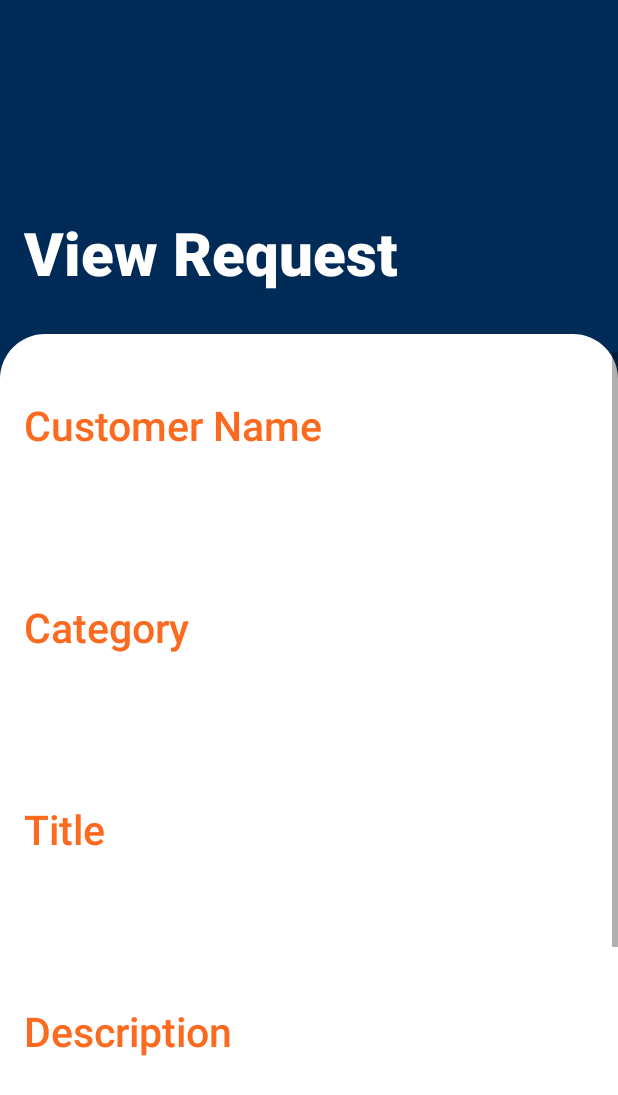
After one commit to rasangalk/wecode-android-app, an Android app: the p_view_request screen opened directly, with no data from a screen before it, on a phone screen of 412 x 824 dp. The commit adds this screen. Shown: the top 1095 px of the screen. Run offline under Robolectric (Android 15) with nearby library versions, the phone set to English and light mode, and no system bars.

Commit message:
View request done
Done view request frontend

```diff
--- a/app/src/main/AndroidManifest.xml
+++ b/app/src/main/AndroidManifest.xml
@@ -9,7 +9,8 @@
         android:roundIcon="@mipmap/ic_launcher_round"
         android:supportsRtl="true"
         android:theme="@style/Theme.Handymanandroidapp">
-        <activity android:name=".p_make_response"></activity>
+        <activity android:name=".p_view_request"></activity>
+        <activity android:name=".p_make_response" />
         <activity android:name=".loginActivity" />
         <activity android:name=".signupActivity" />
         <activity
--- /dev/null
+++ b/app/src/main/java/com/example/handyman_android_app/p_view_request.java
@@ -0,0 +1,14 @@
+package com.example.handyman_android_app;
+
+import androidx.appcompat.app.AppCompatActivity;
+
+import android.os.Bundle;
+
+public class p_view_request extends AppCompatActivity {
+
+    @Override
+    protected void onCreate(Bundle savedInstanceState) {
+        super.onCreate(savedInstanceState);
+        setContentView(R.layout.activity_pview_request);
+    }
+}
--- /dev/null
+++ b/app/src/main/res/layout/activity_pview_request.xml
@@ -0,0 +1,223 @@
+<?xml version="1.0" encoding="utf-8"?>
+<androidx.constraintlayout.widget.ConstraintLayout xmlns:android="http://schemas.android.com/apk/res/android"
+    xmlns:app="http://schemas.android.com/apk/res-auto"
+    xmlns:tools="http://schemas.android.com/tools"
+    android:id="@+id/activity_pview_request"
+    android:layout_width="match_parent"
+    android:layout_height="match_parent"
+    android:background="@color/navbar"
+    tools:context=".p_view_request">
+
+    <androidx.constraintlayout.widget.ConstraintLayout
+        android:id="@+id/constraintLayout2"
+        android:layout_width="match_parent"
+        android:layout_height="601dp"
+        android:background="@drawable/back_trans"
+        app:layout_constraintBottom_toBottomOf="parent"
+        app:layout_constraintEnd_toEndOf="parent"
+        app:layout_constraintStart_toStartOf="parent">
+
+        <ScrollView
+            android:layout_width="match_parent"
+            android:layout_height="585dp"
+            android:layout_marginBottom="4dp"
+            app:layout_constraintBottom_toBottomOf="parent"
+            app:layout_constraintEnd_toEndOf="parent"
+            app:layout_constraintHorizontal_bias="1.0"
+            app:layout_constraintStart_toStartOf="parent">
+
+            <LinearLayout
+                android:layout_width="match_parent"
+                android:layout_height="wrap_content"
+                android:orientation="vertical">
+
+                <TextView
+                    android:id="@+id/p_tv_viewRequest_name"
+                    android:layout_width="match_parent"
+                    android:layout_height="wrap_content"
+                    android:layout_marginStart="16dp"
+                    android:layout_marginLeft="16dp"
+                    android:layout_marginTop="30dp"
+                    android:fontFamily="sans-serif-medium"
+                    android:text="@string/p_tv_viewRequest_name"
+                    android:textColor="@color/Orange"
+                    android:textSize="27dp"
+                    app:layout_constraintStart_toStartOf="parent"
+                    app:layout_constraintTop_toTopOf="parent" />
+
+                <TextView
+                    android:id="@+id/p_tv1_viewRequest_name"
+                    android:layout_width="360dp"
+                    android:layout_height="37dp"
+                    android:layout_marginStart="16dp"
+                    android:layout_marginLeft="16dp"
+                    android:layout_marginTop="30dp"
+                    android:background="@drawable/fields"
+                    android:fontFamily="sans-serif-medium"
+                    android:paddingLeft="10dp"
+                    android:paddingTop="7dp"
+                    android:textColor="@color/black"
+                    android:textSize="16dp"
+                    app:layout_constraintStart_toStartOf="parent"
+                    app:layout_constraintTop_toTopOf="parent" />
+
+                <TextView
+                    android:id="@+id/p_tv_viewRequest_category"
+                    android:layout_width="wrap_content"
+                    android:layout_height="wrap_content"
+                    android:layout_marginStart="16dp"
+                    android:layout_marginLeft="16dp"
+                    android:layout_marginTop="30dp"
+                    android:fontFamily="sans-serif-medium"
+                    android:text="@string/p_tv_viewRequest_category"
+                    android:textColor="@color/Orange"
+                    android:textSize="27dp"
+                    app:layout_constraintStart_toStartOf="parent"
+                    app:layout_constraintTop_toTopOf="parent" />
+
+                <TextView
+                    android:id="@+id/p_tv1_viewRequest_category"
+                    android:layout_width="360dp"
+                    android:layout_height="37dp"
+                    android:layout_marginStart="16dp"
+                    android:layout_marginLeft="16dp"
+                    android:layout_marginTop="30dp"
+                    android:background="@drawable/fields"
+                    android:fontFamily="sans-serif-medium"
+                    android:paddingLeft="10dp"
+                    android:paddingTop="7dp"
+                    android:textColor="@color/black"
+                    android:textSize="16dp"
+                    app:layout_constraintStart_toStartOf="parent"
+                    app:layout_constraintTop_toTopOf="parent" />
+
+                <TextView
+                    android:id="@+id/p_tv_viewRequest_title"
+                    android:layout_width="match_parent"
+                    android:layout_height="wrap_content"
+                    android:layout_marginStart="16dp"
+                    android:layout_marginLeft="16dp"
+                    android:layout_marginTop="30dp"
+                    android:fontFamily="sans-serif-medium"
+                    android:text="@string/p_tv_viewRequest_title"
+                    android:textColor="@color/Orange"
+                    android:textSize="27dp"
+                    app:layout_constraintStart_toStartOf="parent"
+                    app:layout_constraintTop_toTopOf="parent" />
+
+                <TextView
+                    android:id="@+id/p_tv1_viewRequest_title"
+                    android:layout_width="360dp"
+                    android:layout_height="37dp"
+                    android:layout_marginStart="16dp"
+                    android:layout_marginLeft="16dp"
+                    android:layout_marginTop="30dp"
+                    android:background="@drawable/fields"
+                    android:fontFamily="sans-serif-medium"
+                    android:paddingLeft="10dp"
+                    android:paddingTop="7dp"
+                    android:textColor="@color/black"
+                    android:textSize="16dp"
+                    app:layout_constraintStart_toStartOf="parent"
+                    app:layout_constraintTop_toTopOf="parent" />
+
+                <TextView
+                    android:id="@+id/p_tv_viewRequest_description"
+                    android:layout_width="match_parent"
+                    android:layout_height="wrap_content"
+                    android:layout_marginStart="16dp"
+                    android:layout_marginLeft="16dp"
+                    android:layout_marginTop="30dp"
+                    android:fontFamily="sans-serif-medium"
+                    android:text="@string/p_tv_viewRequest_description"
+                    android:textColor="@color/Orange"
+                    android:textSize="27dp"
+                    app:layout_constraintStart_toStartOf="parent"
+                    app:layout_constraintTop_toTopOf="parent" />
+
+                <TextView
+                    android:id="@+id/p_tv1_viewRequest_description"
+                    android:layout_width="360dp"
+                    android:layout_height="112dp"
+                    android:layout_marginStart="16dp"
+                    android:layout_marginLeft="16dp"
+                    android:layout_marginTop="30dp"
+                    android:background="@drawable/fields"
+                    android:fontFamily="sans-serif-medium"
+                    android:inputType="textMultiLine|textCapSentences"
+                    android:paddingLeft="10dp"
+                    android:paddingTop="7dp"
+                    android:textColor="@color/black"
+                    android:textSize="16dp"
+                    app:layout_constraintStart_toStartOf="parent"
+                    app:layout_constraintTop_toTopOf="parent" />
+
+                <TextView
+                    android:id="@+id/p_tv_viewRequest_location"
+                    android:layout_width="match_parent"
+                    android:layout_height="wrap_content"
+                    android:layout_marginStart="16dp"
+                    android:layout_marginLeft="16dp"
+                    android:layout_marginTop="30dp"
+                    android:fontFamily="sans-serif-medium"
+                    android:text="@string/p_tv_viewRequest_location"
+                    android:textColor="@color/Orange"
+                    android:textSize="27dp"
+                    app:layout_constraintStart_toStartOf="parent"
+                    app:layout_constraintTop_toTopOf="parent" />
+
+                <TextView
+                    android:id="@+id/p_tv1_viewRequest_location"
+                    android:layout_width="360dp"
+                    android:layout_height="37dp"
+                    android:layout_marginStart="16dp"
+                    android:layout_marginLeft="16dp"
+                    android:layout_marginTop="30dp"
+                    android:background="@drawable/fields"
+                    android:fontFamily="sans-serif-medium"
+                    android:paddingLeft="10dp"
+                    android:paddingTop="7dp"
+                    android:textColor="@color/black"
+                    android:textSize="16dp"
+                    app:layout_constraintStart_toStartOf="parent"
+                    app:layout_constraintTop_toTopOf="parent" />
+
+                <Button
+                    android:id="@+id/p_btn_viewRequest_btn"
+                    android:layout_width="379dp"
+                    android:layout_height="47dp"
+                    android:layout_marginStart="13dp"
+                    android:layout_marginLeft="13dp"
+                    android:layout_marginTop="40dp"
+                    android:layout_marginEnd="16dp"
+                    android:layout_marginRight="16dp"
+                    android:layout_marginBottom="28dp"
+                    android:background="@drawable/fields"
+                    android:fontFamily="sans-serif-black"
+                    android:onClick="oneclick"
+                    android:text="@string/p_btn_viewRequest_btn"
+                    android:textColor="@color/white"
+                    app:backgroundTint="@color/Orange"
+                    tools:ignore="OnClick" />
+
+            </LinearLayout>
+        </ScrollView>
+
+    </androidx.constraintlayout.widget.ConstraintLayout>
+
+    <TextView
+        android:id="@+id/p_tv_viewRequest_topic"
+        android:layout_width="wrap_content"
+        android:layout_height="wrap_content"
+        android:layout_marginStart="16dp"
+        android:layout_marginLeft="16dp"
+        android:layout_marginBottom="27dp"
+        android:fontFamily="sans-serif-medium"
+        android:text="@string/p_tv_viewRequest_topic"
+        android:textColor="@color/white"
+        android:textSize="40dp"
+        android:textStyle="bold"
+        app:layout_constraintBottom_toTopOf="@+id/constraintLayout2"
+        app:layout_constraintStart_toStartOf="parent" />
+
+</androidx.constraintlayout.widget.ConstraintLayout>
--- a/app/src/main/res/values/strings.xml
+++ b/app/src/main/res/values/strings.xml
@@ -42,6 +42,13 @@
     <string name="p_et_makeResponse_description">Enter a good description</string>
     <string name="p_btn_makeResponse_btn">Make Response</string>
     <string name="p_tv_makeResponse_topic">Make Response</string>
+    <string name="p_tv_viewRequest_topic">View Request</string>
+    <string name="p_tv_viewRequest_name">Customer Name</string>
+    <string name="p_tv_viewRequest_category">Category</string>
+    <string name="p_tv_viewRequest_title">Title</string>
+    <string name="p_tv_viewRequest_description">Description</string>
+    <string name="p_tv_viewRequest_location">Location</string>
+    <string name="p_btn_viewRequest_btn">RESPONSE</string>
     <string-array name="location_spinner">
         <item>Select a location</item>
         <item>Ampara</item>
```
